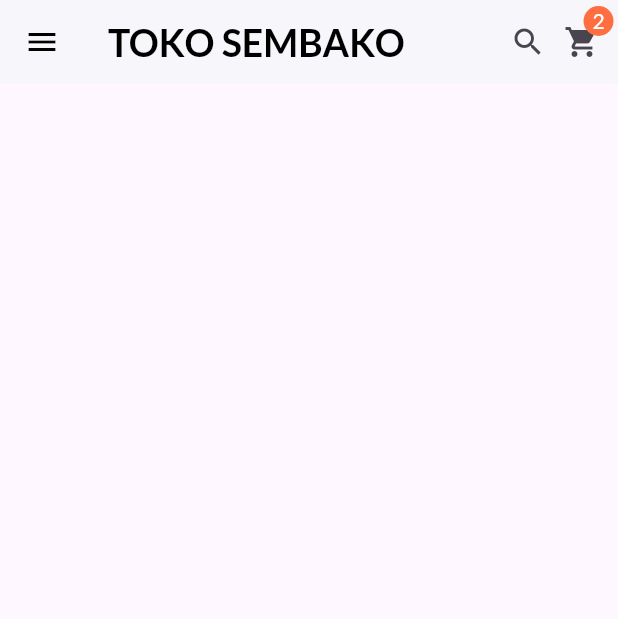
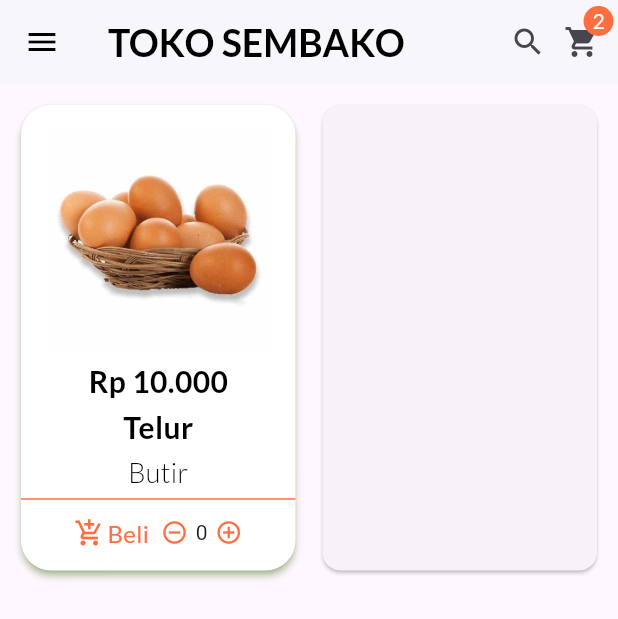
Before and after one commit to Zammil00/flutter_toko_sembako_online, a Flutter app: the screen it shows after launch, on a phone screen of 412 x 824 dp. Shown: the top 619 px of the screen. Run offline on Flutter 3.47's test engine with Material 3 defaults, Android fonts, the light colour scheme and no system bars; our stand-ins replace google_fonts.

Commit message:
Update Main Page

```diff
--- a/lib/main.dart
+++ b/lib/main.dart
@@ -1,5 +1,6 @@
 import 'package:flutter/material.dart';
 import 'package:google_fonts/google_fonts.dart';
+import 'package:toko_sembako_online/models/data/data.dart';
 
 void main() {
   runApp(const MyApp());
@@ -26,6 +27,14 @@
 }
 
 class _MainPageState extends State<MainPage> {
+  final dataCard = Produk(
+    "Telur",
+    "10.000",
+    "Butir",
+    "assets/images/g2.jpg",
+    "Telur Hasil Peternakan Kampung Aceh",
+  );
+
   @override
   Widget build(BuildContext context) {
     return Scaffold(
@@ -82,6 +91,128 @@
           )
         ],
       ),
+      body: Container(
+        padding: EdgeInsets.all(10),
+        child: GridView.count(
+          mainAxisSpacing: 10,
+          crossAxisSpacing: 10,
+          crossAxisCount: 2,
+          childAspectRatio: 0.6,
+          children: [
+            Card(
+              elevation: 2,
+              shadowColor: Colors.lightGreen,
+              color: Colors.white,
+              shape: RoundedRectangleBorder(
+                borderRadius: BorderRadius.circular(20),
+              ),
+              child: Column(
+                mainAxisAlignment: MainAxisAlignment.center,
+                children: [
+                  Hero(
+                    tag: dataCard.gambar,
+                    child: SizedBox(
+                      width: 150,
+                      child: Image.asset(dataCard.gambar),
+                    ),
+                  ),
+                  SizedBox(
+                    height: 6,
+                  ),
+                  Text(
+                    "Rp " + dataCard.harga,
+                    style: GoogleFonts.lato(
+                      color: Colors.black,
+                      fontSize: 20,
+                      fontWeight: FontWeight.w600,
+                    ),
+                  ),
+                  SizedBox(
+                    height: 2,
+                  ),
+                  Text(
+                    dataCard.nama,
+                    style: GoogleFonts.lato(
+                      color: Colors.black,
+                      fontSize: 20,
+                      fontWeight: FontWeight.w600,
+                    ),
+                  ),
+                  SizedBox(
+                    height: 2,
+                  ),
+                  Text(
+                    dataCard.jumlah,
+                    style: GoogleFonts.lato(
+                      color: Colors.black,
+                      fontSize: 18,
+                      fontWeight: FontWeight.w300,
+                    ),
+                  ),
+                  SizedBox(
+                    height: 4,
+                  ),
+                  Divider(
+                    height: 2,
+                    color: Colors.deepOrangeAccent,
+                  ),
+                  SizedBox(
+                    height: 10,
+                  ),
+                  Row(
+                    mainAxisAlignment: MainAxisAlignment.center,
+                    children: <Widget>[
+                      Row(
+                        children: [
+                          Icon(
+                            Icons.add_shopping_cart,
+                            size: 20,
+                            color: Colors.deepOrangeAccent,
+                          ),
+                          SizedBox(
+                            width: 2,
+                          ),
+                          Text(
+                            "Beli",
+                            style: GoogleFonts.lato(
+                              color: Colors.deepOrangeAccent,
+                              fontSize: 16,
+                            ),
+                          ),
+                          SizedBox(
+                            width: 8,
+                          ),
+                          Row(
+                            children: [
+                              Icon(
+                                Icons.remove_circle_outline,
+                                size: 18,
+                                color: Colors.deepOrangeAccent,
+                              ),
+                              Padding(
+                                padding: EdgeInsets.symmetric(
+                                  horizontal: 5,
+                                ),
+                                child: Text("0"),
+                              ),
+                              Icon(
+                                Icons.add_circle_outline,
+                                size: 18,
+                                color: Colors.deepOrangeAccent,
+                              )
+                            ],
+                          )
+                        ],
+                      )
+                    ],
+                  )
+                ],
+              ),
+            ),
+            Card(),
+          ],
+        ),
+      ),
     );
   }
 }
```
